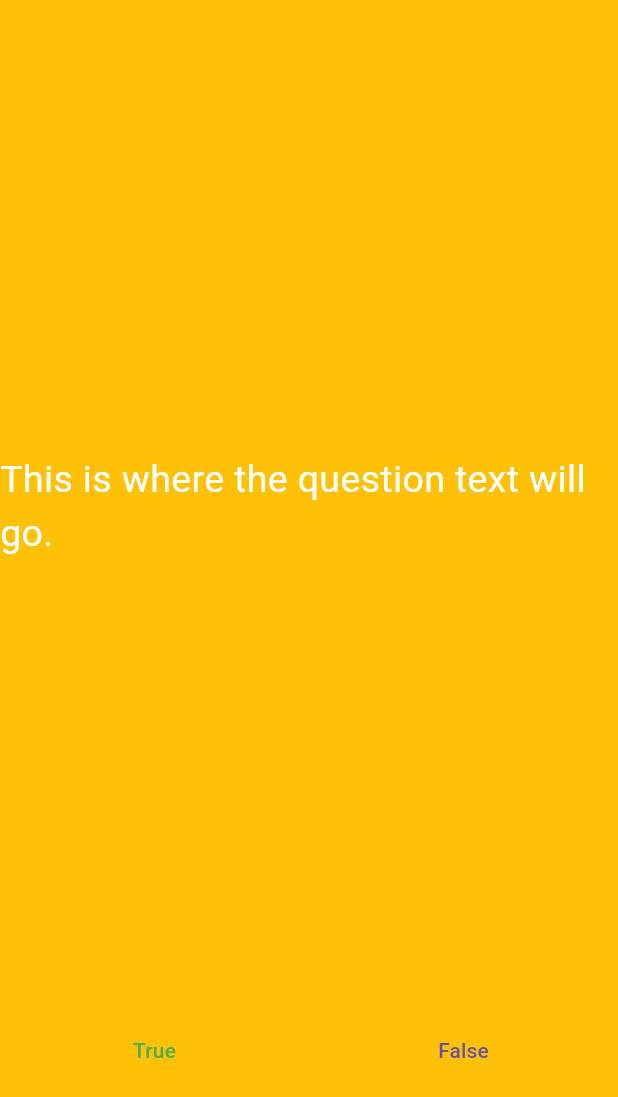
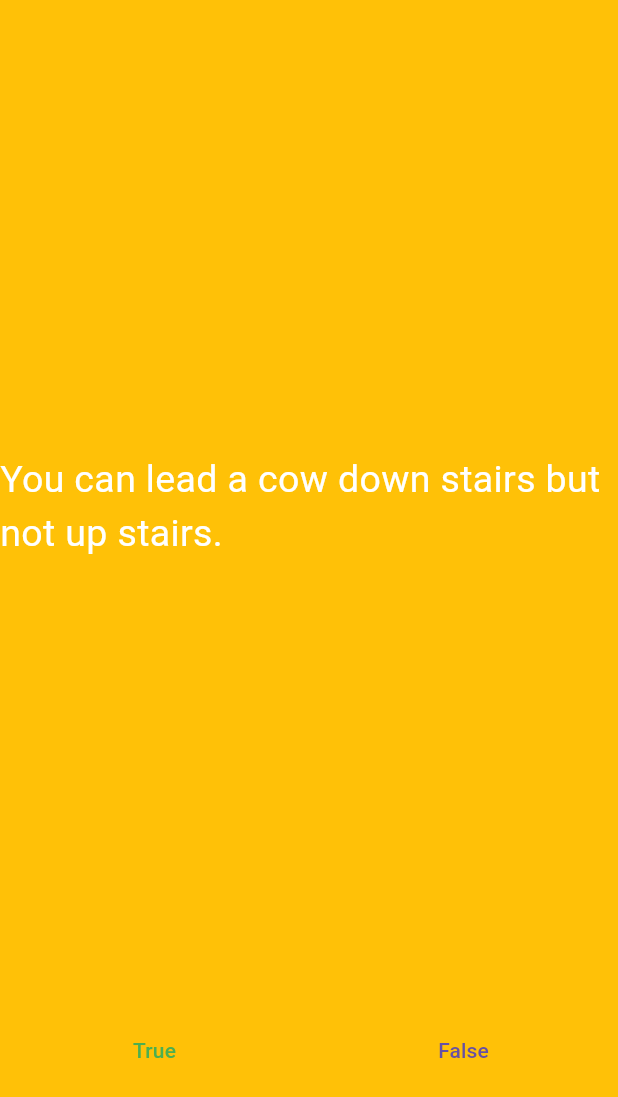
Before and after one commit to paolo249/quizzler_flutter, a Flutter app: the screen it shows after launch, after a tap on "True", on a phone screen of 412 x 824 dp. Shown: the top 1097 px of the screen. Run offline on Flutter 3.47's test engine with Material 3 defaults, Android fonts, the phone set to English and light mode, and no system bars.

Commit message:
Add setState to text button

```diff
--- a/lib/main.dart
+++ b/lib/main.dart
@@ -26,6 +26,12 @@ class QuizPage extends StatefulWidget {
 
 class _QuizPageState extends State<QuizPage> {
   List<Widget> scoreKeeper = [];
+  List<String> questions = [
+  'You can lead a cow down stairs but not up stairs.',
+  'Approximately one quarter of human bones are in the feet.',
+  'A slug\'s blood is green.'
+  ];
+  int questionNumber = 0;
 
 
   @override
@@ -36,11 +42,11 @@ class _QuizPageState extends State<QuizPage> {
         crossAxisAlignment: CrossAxisAlignment.stretch,
         children: <Widget>[
           Row(children: scoreKeeper),
-          const Expanded(
+          Expanded(
               flex: 5,
               child: Center(
                   child: Text(
-                'This is where the question text will go. ',
+                  questions[questionNumber],
                 style: TextStyle(fontSize: 25.0, color: Colors.white),
                 // textAlign: TextAlign.center,
               ))),
@@ -56,6 +62,13 @@ class _QuizPageState extends State<QuizPage> {
                     // setState(() {
                     //    scoreKeeper.add(Icon(Icons.check, color: Colors.green));
                     // });
+                    setState(() {
+                      // if(questionNumber == 2){
+                      //   questionNumber == 0;
+                      // }
+                      // else{questionNumber++;}
+
+                    });
 
                   },
                   child:
@@ -71,6 +84,7 @@ class _QuizPageState extends State<QuizPage> {
                     onPressed: () {
                       // print('Button 2');
                       setState(() {
+
                         scoreKeeper.add(Icon(Icons.close, color: Colors.red));
                       });
                     },
```
